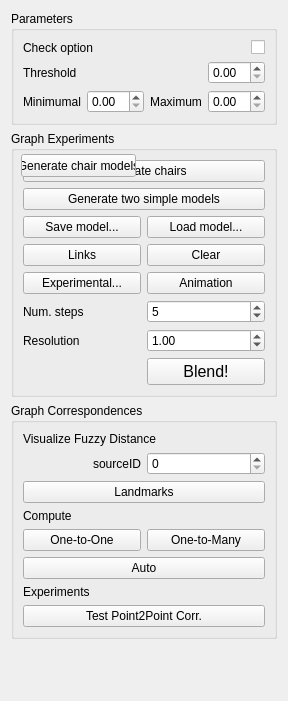
This is topo-blend/topo_blend_widget.ui in ialhashim/topo-blend as Qt 5 draws it before an edit. The edited form follows.
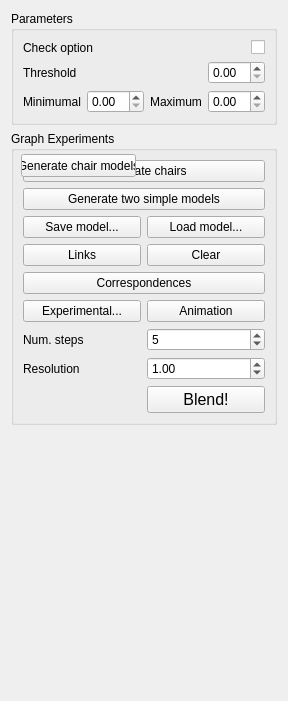
This is the edited form. Icons and pictures are not drawn.

Commit message: [Corr] Finish UI stuff; Added some new measures for distance.

Diff of the .ui file:
```diff
--- a/topo-blend/topo_blend_widget.ui
+++ b/topo-blend/topo_blend_widget.ui
@@ -79,7 +79,7 @@
       <string>Graph Experiments</string>
      </property>
      <layout class="QGridLayout" name="gridLayout_2">
-      <item row="4" column="0">
+      <item row="5" column="0">
        <widget class="QPushButton" name="button4">
         <property name="text">
          <string>Experimental...</string>
@@ -100,7 +100,7 @@
         </property>
        </widget>
       </item>
-      <item row="7" column="1">
+      <item row="8" column="1">
        <widget class="QPushButton" name="blendButton">
         <property name="font">
          <font>
@@ -134,7 +134,7 @@
         </property>
        </widget>
       </item>
-      <item row="4" column="1">
+      <item row="5" column="1">
        <widget class="QPushButton" name="animationButton">
         <property name="text">
          <string>Animation</string>
@@ -156,7 +156,7 @@
         </property>
        </widget>
       </item>
-      <item row="5" column="1">
+      <item row="6" column="1">
        <widget class="QSpinBox" name="numSteps">
         <property name="minimum">
          <number>2</number>
@@ -169,7 +169,7 @@
         </property>
        </widget>
       </item>
-      <item row="5" column="0">
+      <item row="6" column="0">
        <widget class="QLabel" name="numStepsLabel">
         <property name="text">
          <string>Num. steps</string>
@@ -187,7 +187,7 @@
         </property>
        </widget>
       </item>
-      <item row="6" column="1">
+      <item row="7" column="1">
        <widget class="QDoubleSpinBox" name="voxelSize">
         <property name="decimals">
          <number>2</number>
@@ -203,13 +203,20 @@
         </property>
        </widget>
       </item>
-      <item row="6" column="0">
+      <item row="7" column="0">
        <widget class="QLabel" name="resLabel">
         <property name="text">
          <string>Resolution</string>
         </property>
        </widget>
       </item>
+      <item row="4" column="0" colspan="2">
+       <widget class="QPushButton" name="computeCorrButton">
+        <property name="text">
+         <string>Correspondences</string>
+        </property>
+       </widget>
+      </item>
      </layout>
      <widget class="QPushButton" name="button0">
       <property name="geometry">
@@ -226,91 +233,6 @@
      </widget>
     </widget>
    </item>
-   <item>
-    <widget class="QGroupBox" name="groupBox_3">
-     <property name="title">
-      <string>Graph Correspondences</string>
-     </property>
-     <layout class="QGridLayout" name="gridLayout_3">
-      <item row="2" column="0" colspan="2">
-       <widget class="QPushButton" name="landmarksButton">
-        <property name="text">
-         <string>Landmarks</string>
-        </property>
-       </widget>
-      </item>
-      <item row="8" column="0" colspan="2">
-       <widget class="QLabel" name="label_9">
-        <property name="text">
-         <string>Experiments</string>
-        </property>
-       </widget>
-      </item>
-      <item row="7" column="0" colspan="2">
-       <widget class="QPushButton" name="runButton">
-        <property name="styleSheet">
-         <string notr="true">font: 75 8pt &quot;MS Shell Dlg 2&quot;;</string>
-        </property>
-        <property name="text">
-         <string>Auto</string>
-        </property>
-       </widget>
-      </item>
-      <item row="1" column="0">
-       <widget class="QLabel" name="label_5">
-        <property name="text">
-         <string>sourceID</string>
-        </property>
-        <property name="alignment">
-         <set>Qt::AlignRight|Qt::AlignTrailing|Qt::AlignVCenter</set>
-        </property>
-       </widget>
-      </item>
-      <item row="1" column="1">
-       <widget class="QSpinBox" name="sourceID">
-        <property name="maximum">
-         <number>20</number>
-        </property>
-       </widget>
-      </item>
-      <item row="5" column="0">
-       <widget class="QPushButton" name="one2oneButton">
-        <property name="text">
-         <string>One-to-One</string>
-        </property>
-       </widget>
-      </item>
-      <item row="0" column="0" colspan="2">
-       <widget class="QLabel" name="label_6">
-        <property name="text">
-         <string>Visualize Fuzzy Distance</string>
-        </property>
-       </widget>
-      </item>
-      <item row="9" column="0" colspan="2">
-       <widget class="QPushButton" name="p2pButton">
-        <property name="text">
-         <string>Test Point2Point Corr.</string>
-        </property>
-       </widget>
-      </item>
-      <item row="5" column="1">
-       <widget class="QPushButton" name="one2manyButton">
-        <property name="text">
-         <string>One-to-Many</string>
-        </property>
-       </widget>
-      </item>
-      <item row="3" column="0" colspan="2">
-       <widget class="QLabel" name="label_7">
-        <property name="text">
-         <string>Compute</string>
-        </property>
-       </widget>
-      </item>
-     </layout>
-    </widget>
-   </item>
    <item>
     <spacer name="verticalSpacer">
      <property name="orientation">
```
The commit also changes 12 other files.
